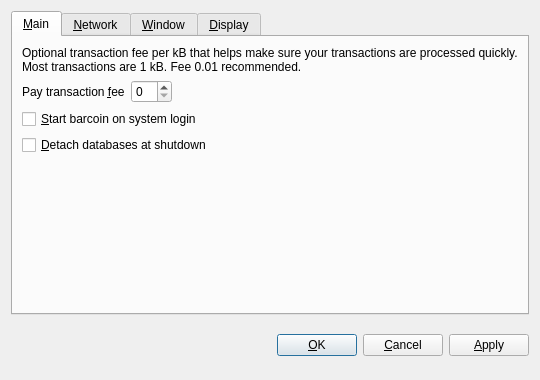
Qt form src/qt/forms/optionsdialog.ui (dallen6/bluecoin) before a commit.
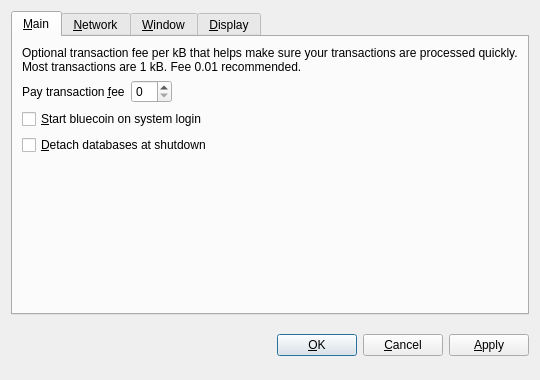
The same form after that commit. The open tabs and pages were chosen to show the change. Custom widgets are drawn as their Qt base class.

The edit to the form file:
```diff
--- a/src/qt/forms/optionsdialog.ui
+++ b/src/qt/forms/optionsdialog.ui
@@ -82,7 +82,7 @@
           <string>Automatically start barcoin after logging in to the system.</string>
          </property>
          <property name="text">
-          <string>&amp;Start barcoin on system login</string>
+          <string>&amp;Start bluecoin on system login</string>
          </property>
         </widget>
        </item>
```
Left out of the diff: 10 changed lines with no effect on the pictures.
